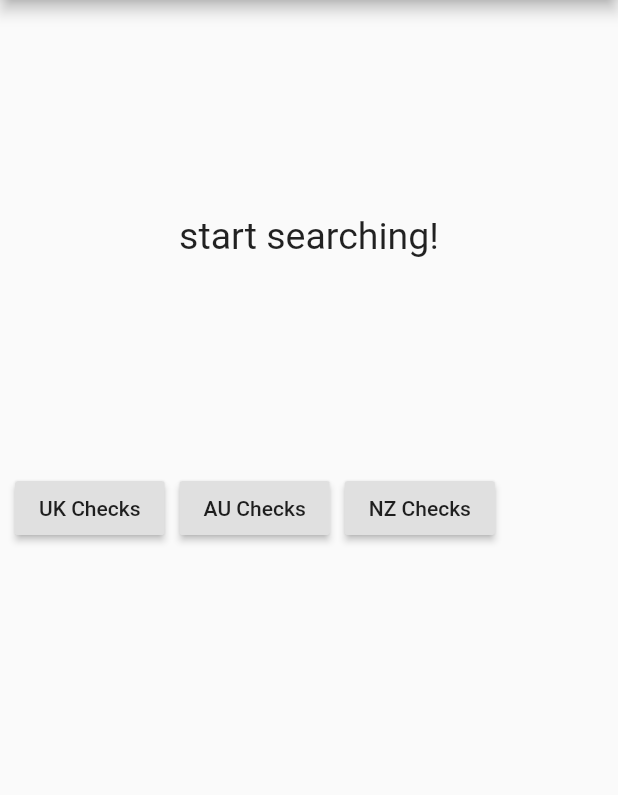
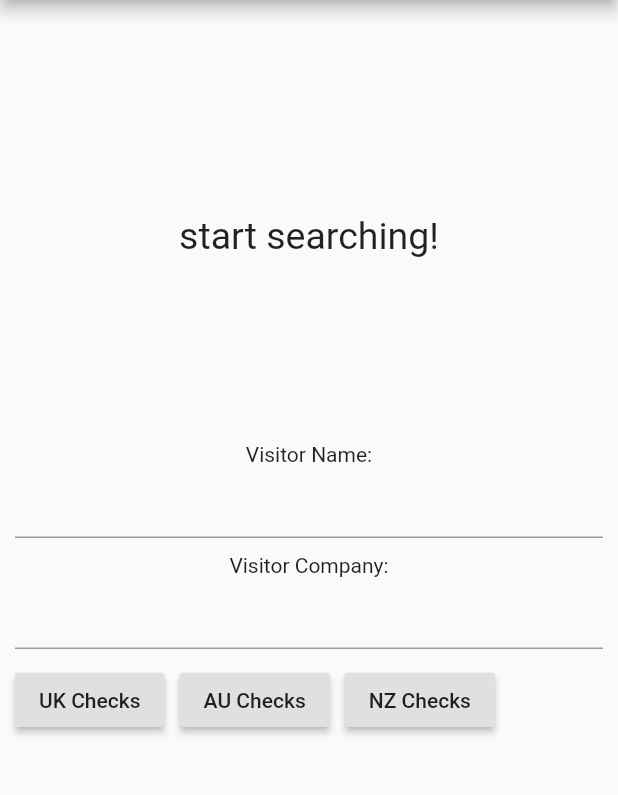
Before and after one commit to tsmithsoftware/dynamic_forms, a Flutter app: the screen it shows after launch, on a phone screen of 412 x 824 dp, the part 84-879 px from its top. Run offline on Flutter 3.47's test engine with Material 2 defaults, Android fonts, the phone set to English and light mode, and no system bars; our stand-ins replace bloc, cached_network_image, dartz, data_connection_checker, equatable, flutter_bloc and 3 more.

Commit message:
FE for submission of visitor company, name and checks. Need to update the API to finish.

```diff
--- a/lib/features/dynamic_form_load/data/repositories/checks_page_repository_impl.dart
+++ b/lib/features/dynamic_form_load/data/repositories/checks_page_repository_impl.dart
@@ -46,9 +46,9 @@ class ChecksPageRepositoryImpl implements ChecksPageRepository {
   Future<Either<Failure, SignInVisitorResponseModel>> signInVisitor(VisitModel visit) async {
     if (await networkInfo.isConnected) {
       try {
-        final signinResponse = await remoteDataSource.signInVisitor(visit);
+        final signInResponse = await remoteDataSource.signInVisitor(visit);
         localDataSource.cacheSignInVisitor(visit);
-        return Right(signinResponse);
+        return Right(signInResponse);
       } on ServerException {
         return Left(ServerFailure());
       }
--- a/lib/features/dynamic_form_load/injection_container.dart
+++ b/lib/features/dynamic_form_load/injection_container.dart
@@ -3,6 +3,8 @@ import 'package:dynamic_forms/features/dynamic_form_load/data/datasources/checks
 import 'package:dynamic_forms/features/dynamic_form_load/data/repositories/checks_page_repository_impl.dart';
 import 'package:dynamic_forms/features/dynamic_form_load/domain/repositories/checks_page_repository.dart';
 import 'package:dynamic_forms/features/dynamic_form_load/domain/usecases/get_checks_page.dart';
+import 'package:dynamic_forms/features/dynamic_form_load/domain/usecases/sign_in_visitor.dart';
+import 'package:dynamic_forms/features/dynamic_form_load/presentation/bloc/form_submit_bloc/form_submit_bloc.dart';
 import 'package:get_it/get_it.dart';
 
 import 'presentation/bloc/dynamic_forms_bloc/bloc.dart';
@@ -14,8 +16,10 @@ Future<void> init() async {
   // Bloc
   sl.registerFactory(
       () => DynamicChecksLoadBloc(concrete: sl(), inputConverter: sl()));
+  sl.registerFactory(() => FormSubmitBloc(sl()));
   // Use cases
   sl.registerLazySingleton<GetChecksPage>(() => GetChecksPage(sl()));
+  sl.registerLazySingleton<SignInVisitor>(() => SignInVisitor(sl()));
   // Repository
   sl.registerLazySingleton<ChecksPageRepository>(() => ChecksPageRepositoryImpl(
     localDataSource: sl(),
@@ -25,5 +29,4 @@ Future<void> init() async {
   // Data sources
   sl.registerLazySingleton<ChecksPageRemoteDataSource>(() => ChecksPageRemoteDataSourceImpl(client: sl()));
   sl.registerLazySingleton<ChecksPageLocalDataSource>(() => ChecksPageLocalDataSourceImpl(sharedPreferences: sl()));
-
 }
--- a/lib/features/dynamic_form_load/presentation/pages/dynamic_checks_page.dart
+++ b/lib/features/dynamic_form_load/presentation/pages/dynamic_checks_page.dart
@@ -1,12 +1,16 @@
 import 'package:dynamic_forms/base_injection_container.dart';
+import 'package:dynamic_forms/features/dynamic_form_load/data/models/visitor_model.dart';
 import 'package:dynamic_forms/features/dynamic_form_load/presentation/bloc/dynamic_forms_bloc/bloc.dart';
 import 'package:dynamic_forms/features/dynamic_form_load/presentation/widgets/submit_controls_widget.dart';
+import 'package:dynamic_forms/features/dynamic_form_load/presentation/widgets/visitor_model_details_display.dart';
 import 'package:dynamic_forms/features/dynamic_form_load/presentation/widgets/widgets.dart';
 import 'package:flutter/cupertino.dart';
 import 'package:flutter/material.dart';
 import 'package:flutter_bloc/flutter_bloc.dart';
 
 class DynamicChecksPage extends StatelessWidget {
+  VisitorDisplayModel _visitorModel = VisitorDisplayModel();
+
   @override
   Widget build(BuildContext context) {
     return Scaffold(
@@ -41,7 +45,7 @@ class DynamicChecksPage extends StatelessWidget {
                       children: [
                         DynamicChecksPageDisplay(
                             checksPageModel: state.checksPage),
-                        SubmitControls(checksPage: state.checksPage)
+                        SubmitControls(checksPage: state.checksPage, visitorModel: _visitorModel)
                       ],
                     ));
                   }
@@ -53,8 +57,8 @@ class DynamicChecksPage extends StatelessWidget {
                   return Container();
                 },
               ),
-                SizedBox(height: 20),
                 // Bottom half
+                VisitorModelDetailsDisplay(visitorModel: _visitorModel),
                 PageControls()
               ],
             ),
--- /dev/null
+++ b/lib/features/dynamic_form_load/presentation/widgets/visitor_model_details_display.dart
@@ -0,0 +1,41 @@
+import 'package:dynamic_forms/features/dynamic_form_load/data/models/visitor_model.dart';
+import 'package:flutter/cupertino.dart';
+import 'package:flutter/material.dart';
+
+class VisitorModelDetailsDisplay extends StatefulWidget {
+  VisitorDisplayModel visitorModel;
+
+  VisitorModelDetailsDisplay({this.visitorModel});
+
+  @override
+  State<StatefulWidget> createState() => _VisitorModelDetailsDisplayState(visitorModel: this.visitorModel);
+
+}
+
+class _VisitorModelDetailsDisplayState extends State<VisitorModelDetailsDisplay> {
+  VisitorDisplayModel visitorModel;
+
+  _VisitorModelDetailsDisplayState({this.visitorModel});
+
+  @override
+  Widget build(BuildContext context) {
+    return Column(children: [
+      Text("Visitor Name:"),
+      TextField(
+        onChanged: (newName) { visitorModel.visitorName = newName; },
+      ),
+      SizedBox(height: 10,),
+      Text("Visitor Company:"),
+      TextField(
+        onChanged: (newCompany) { visitorModel.visitorCompany = newCompany; },
+      ),
+      SizedBox(height: 10,)
+    ]);
+  }
+
+}
+
+class VisitorDisplayModel {
+  String visitorName;
+  String visitorCompany;
+}
```
Also changed, not shown: lib/features/dynamic_form_load/data/datasources/checks_page_remote_data_source.dart (+13 -6 lines), lib/features/dynamic_form_load/presentation/pages/submit_page.dart (+71 -11 lines), lib/features/dynamic_form_load/presentation/widgets/submit_controls_widget.dart (+8 -4 lines), 2 other files.
